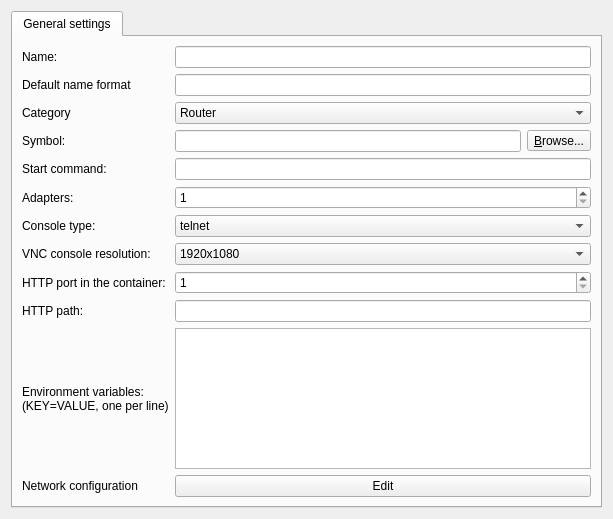
Qt form gns3/modules/docker/ui/docker_vm_configuration_page.ui (GNS3/gns3-gui) before a commit.
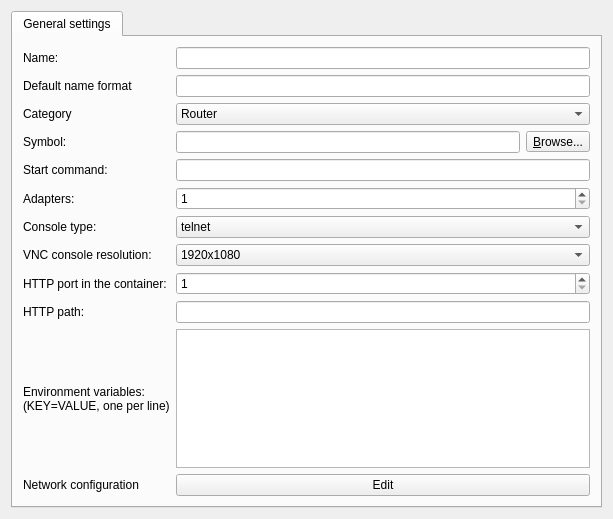
The same form after that commit.

Commit message: Force margins in configuration tabs.

```diff
--- a/gns3/modules/docker/ui/docker_vm_configuration_page.ui
+++ b/gns3/modules/docker/ui/docker_vm_configuration_page.ui
@@ -24,6 +24,9 @@
        <string>General settings</string>
       </attribute>
       <layout class="QGridLayout" name="gridLayout">
+       <property name="margin">
+        <number>10</number>
+       </property>
        <item row="0" column="1">
         <widget class="QLineEdit" name="uiNameLineEdit"/>
        </item>
```
The commit also changes 11 other files.
